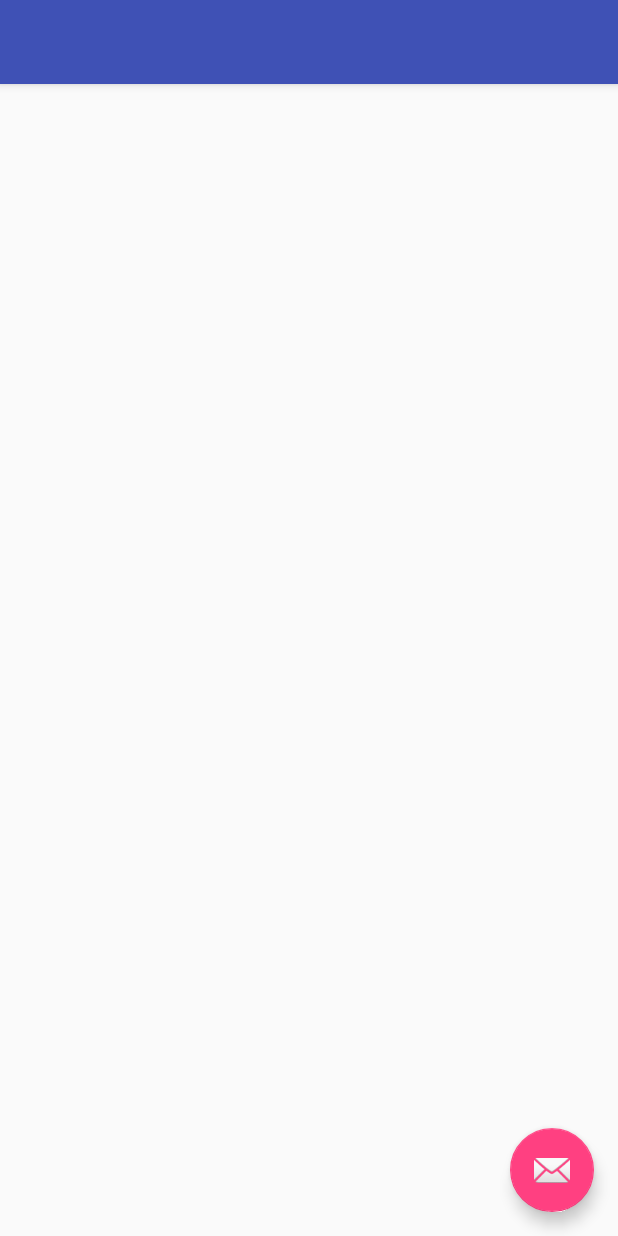
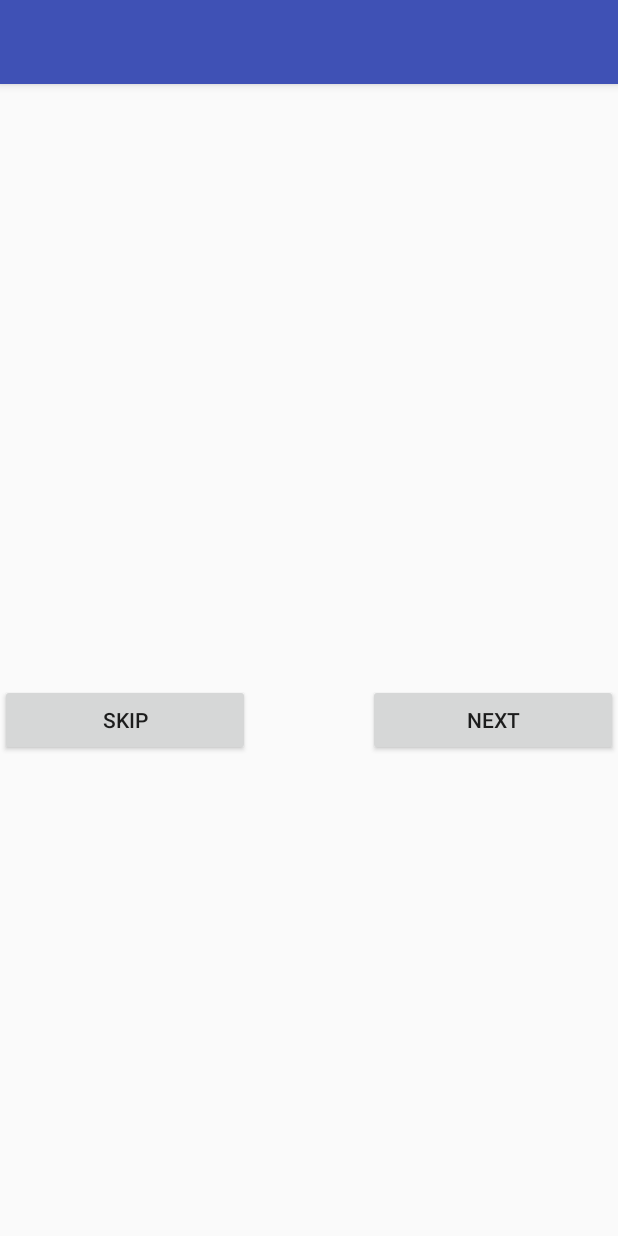
Before and after one commit to joakimoa/icatch, an Android app: the layout activity_instructions.xml on its own in the app's theme, with its tools: preview values and no code run, on a phone screen of 412 x 824 dp. Run offline under Robolectric (Android 15) with nearby library versions, the phone set to English and light mode, and no system bars; Roboto replaces fonts that are not available here.

Commit message:
added working navigation between some views, added backstory placeholder popup

```diff
--- a/app/src/main/res/layout/activity_instructions.xml
+++ b/app/src/main/res/layout/activity_instructions.xml
@@ -22,12 +22,4 @@
 
     <include layout="@layout/content_instructions" />
 
-    <android.support.design.widget.FloatingActionButton
-        android:id="@+id/fab"
-        android:layout_width="wrap_content"
-        android:layout_height="wrap_content"
-        android:layout_gravity="bottom|end"
-        android:layout_margin="@dimen/fab_margin"
-        app:srcCompat="@android:drawable/ic_dialog_email" />
-
 </android.support.design.widget.CoordinatorLayout>
--- a/app/src/main/res/layout/content_instructions.xml
+++ b/app/src/main/res/layout/content_instructions.xml
@@ -8,10 +8,46 @@
     tools:context=".InstructionsActivity"
     tools:showIn="@layout/activity_instructions">
 
-    <android.support.v4.view.ViewPager
-        android:id="@+id/instructionsViewPager"
-        android:layout_width="368dp"
-        android:layout_height="495dp"
-        tools:layout_editor_absoluteX="8dp"
-        tools:layout_editor_absoluteY="8dp" />
+    <LinearLayout
+        android:layout_width="match_parent"
+        android:layout_height="match_parent"
+        android:orientation="vertical">
+
+        <android.support.v4.view.ViewPager
+            android:id="@+id/instructionsViewPager"
+            android:layout_width="match_parent"
+            android:layout_height="400dp"
+            tools:layout_editor_absoluteX="8dp"
+            tools:layout_editor_absoluteY="8dp">
+
+        </android.support.v4.view.ViewPager>
+
+        <LinearLayout
+            android:layout_width="match_parent"
+            android:layout_height="match_parent"
+            android:orientation="horizontal">
+
+            <Button
+                android:id="@+id/skipButton"
+                android:layout_width="wrap_content"
+                android:layout_height="wrap_content"
+                android:layout_weight="1"
+                android:onClick="goToGameActivity"
+                android:text="skip" />
+
+            <Space
+                android:layout_width="wrap_content"
+                android:layout_height="wrap_content"
+                android:layout_weight="1" />
+
+            <Button
+                android:id="@+id/nextButton"
+                android:layout_width="wrap_content"
+                android:layout_height="wrap_content"
+                android:layout_weight="1"
+                android:text="next" />
+        </LinearLayout>
+
+    </LinearLayout>
+
 </android.support.constraint.ConstraintLayout>
```
Also changed, not shown: app/src/main/AndroidManifest.xml (+9 -6 lines), app/src/main/java/com/absolutapp/icatch/GameActivity.java (+11 -0 lines), app/src/main/java/com/absolutapp/icatch/InstructionsActivity.java (+31 -8 lines), app/src/main/java/com/absolutapp/icatch/StoryDialog.java (added, +31 -0 lines).
